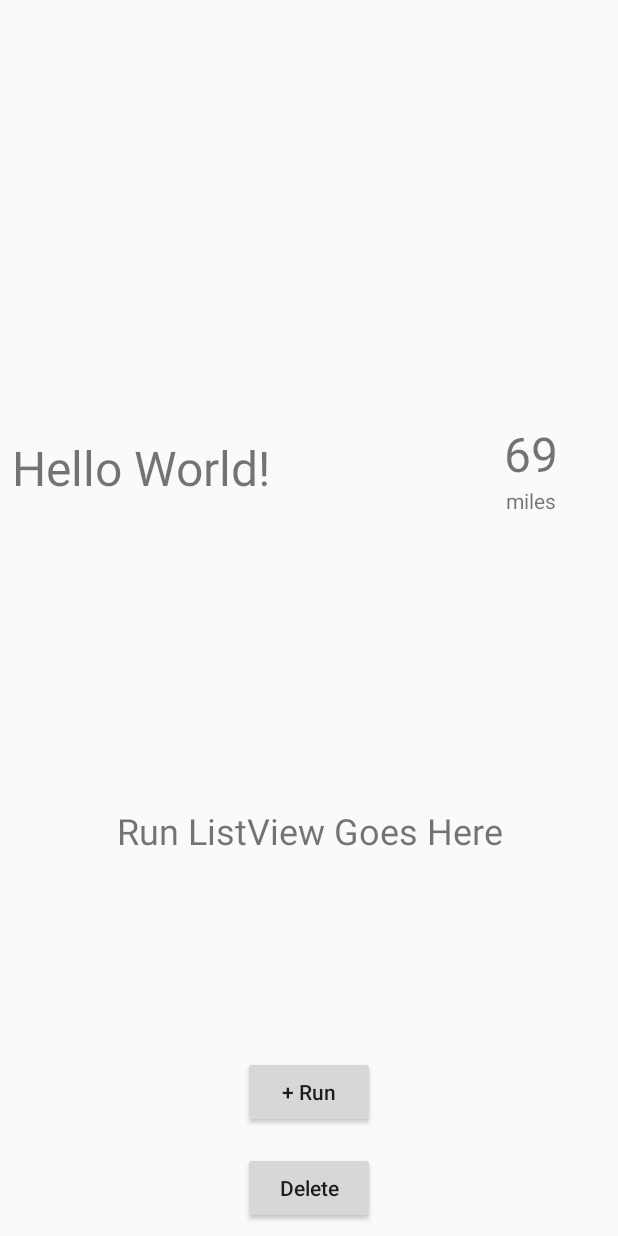
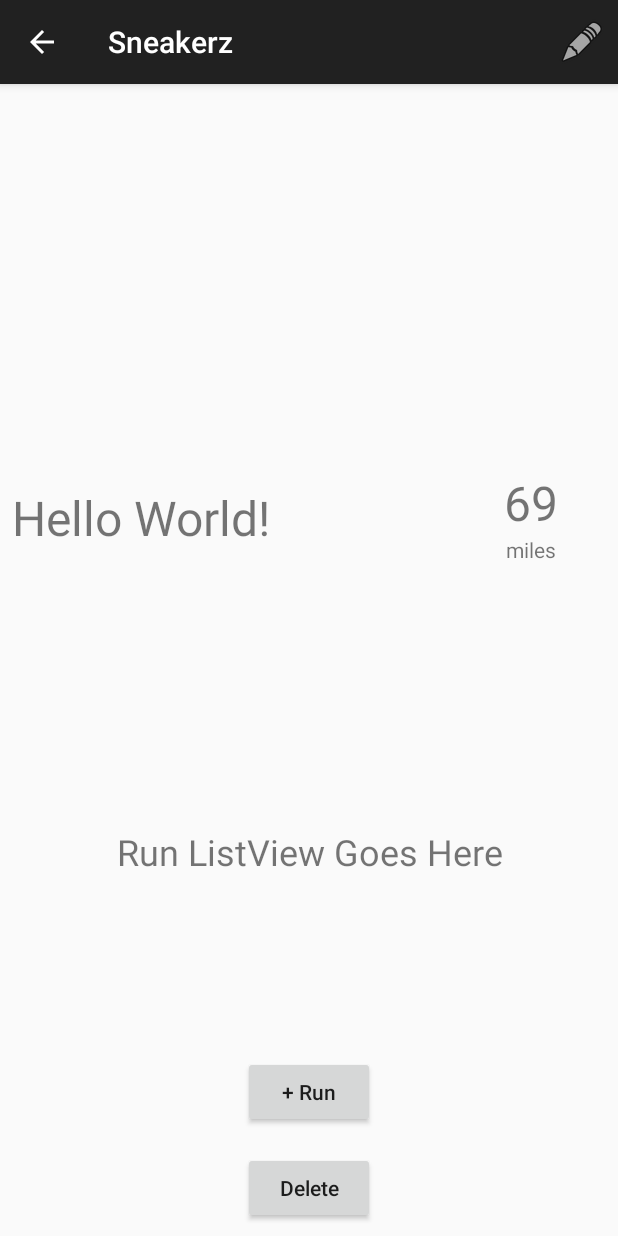
Before and after one commit to edjmore/Sneakerz-Android, an Android app: the EditShoeActivity screen opened directly, with no data from a screen before it, on a phone screen of 412 x 824 dp. Run offline under Robolectric (Android 15) with nearby library versions, the phone set to English and light mode, and no system bars; 4 statements that could not run were skipped.

Commit message:
Added action bar UI.

```diff
--- a/app/src/main/java/com/p3/ed/sneakerz/EditShoeActivity.java
+++ b/app/src/main/java/com/p3/ed/sneakerz/EditShoeActivity.java
@@ -8,7 +8,10 @@ import android.content.Intent;
 import android.content.IntentFilter;
 import android.net.Uri;
 import android.os.Bundle;
+import android.support.v7.app.ActionBarActivity;
 import android.util.Log;
+import android.view.Menu;
+import android.view.MenuInflater;
 import android.view.View;
 import android.widget.TextView;
 
@@ -18,7 +21,7 @@ import java.text.DecimalFormat;
 /**
  * Created by Ed on 5/27/15.
  */
-public class EditShoeActivity extends Activity {
+public class EditShoeActivity extends ActionBarActivity {
     public static final String TAG = "EditShoeActivity";
 
     private Shoe mShoe;
@@ -77,6 +80,13 @@ public class EditShoeActivity extends Activity {
         RunHistFrag runHistFrag = new RunHistFrag();
         runHistFrag.setArguments(mArgs);
         fm.beginTransaction().add(R.id.edit_shoe_frame, runHistFrag).commit();
+    }
+
+    @Override
+    public boolean onCreateOptionsMenu(Menu menu) {
+        MenuInflater inflater = getMenuInflater();
+        inflater.inflate(R.menu.edit_shoe_menu, menu);
+        return super.onCreateOptionsMenu(menu);
     }
 
     // Extra values passed to fragments
--- /dev/null
+++ b/app/src/main/res/menu/edit_shoe_menu.xml
@@ -0,0 +1,11 @@
+<?xml version="1.0" encoding="utf-8"?>
+<menu xmlns:android="http://schemas.android.com/apk/res/android"
+    xmlns:app="http://schemas.android.com/apk/res-auto">
+
+    <item
+        app:showAsAction="ifRoom"
+        android:id="@+id/action_edit"
+        android:icon="@android:drawable/ic_menu_edit"
+        android:title="Edit" />
+
+</menu>
```
Also changed, not shown: app/src/main/AndroidManifest.xml (+9 -2 lines), app/src/main/java/com/p3/ed/sneakerz/MainActivity.java (+11 -1 lines), app/src/main/res/menu/main_menu.xml (added, +11 -0 lines).
